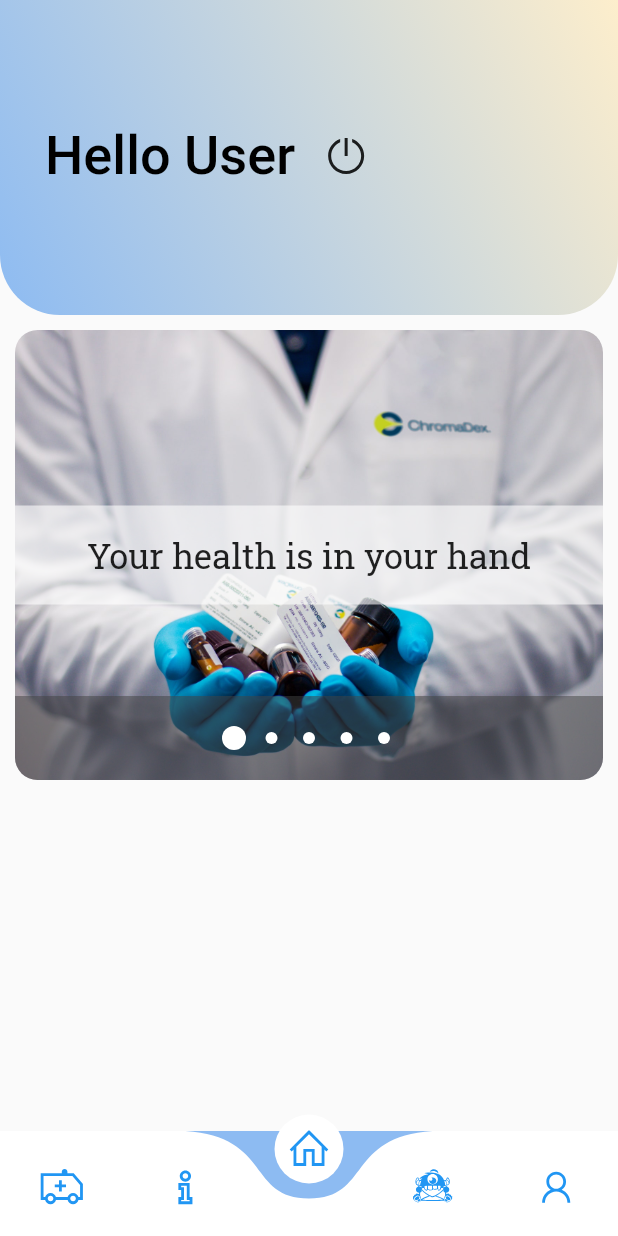
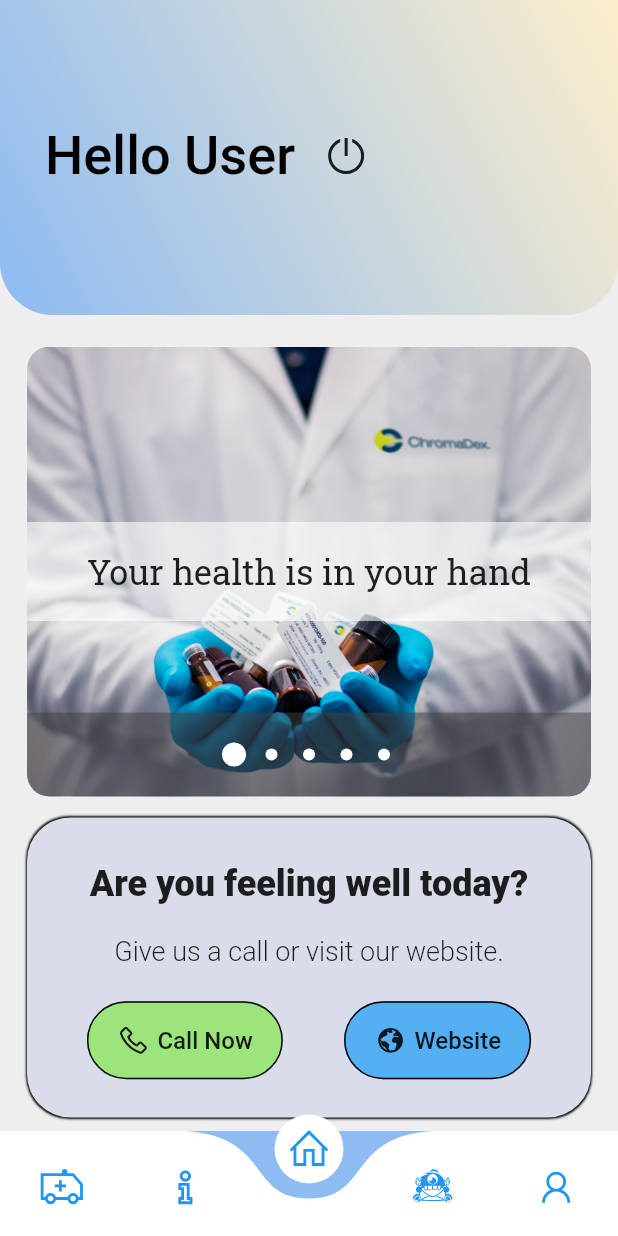
Before and after one commit to jemin007/mHealth, a Flutter app: the screen it shows once a user with an empty profile is signed in, item 3 of the bottom bar chosen, on a phone screen of 412 x 824 dp. Run offline on Flutter 3.47's test engine with Material 2 defaults, Android fonts, the phone set to English and light mode, and no system bars; drawn by our look-alikes of carousel_pro, curved_navigation_bar; our stand-ins replace cloud_firestore, firebase_auth, line_awesome_icons; accounts and stored records are empty.

Commit message:
dashboard complete

```diff
--- a/mhealth/lib/dashboard/dashboard.dart
+++ b/mhealth/lib/dashboard/dashboard.dart
@@ -50,6 +50,7 @@ class _DashboardState extends State<Dashboard> {
   Widget build(BuildContext context) {
 
       return Scaffold(
+        backgroundColor: Colors.grey[200],
         body: ListView(children: <Widget>[_showCurrent],),
       bottomNavigationBar: CurvedNavigationBar(
         backgroundColor: Color(0xff8dbbf2),
--- /dev/null
+++ b/mhealth/lib/pages/elements/call.dart
@@ -0,0 +1,127 @@
+import 'package:flutter/material.dart';
+import 'package:line_awesome_icons/line_awesome_icons.dart';
+import 'package:url_launcher/url_launcher.dart';
+
+class CallCard extends StatefulWidget {
+  @override
+  _CallCardState createState() => _CallCardState();
+}
+
+class _CallCardState extends State<CallCard> {
+  @override
+  Widget build(BuildContext context) {
+        return Container(
+          child: Column(
+            mainAxisAlignment: MainAxisAlignment.center,
+            crossAxisAlignment: CrossAxisAlignment.center,
+            children: <Widget>[
+              SizedBox(
+                height: 15,
+              ),
+              Text(
+                'Are you feeling well today?',
+                style: TextStyle(
+                  fontSize: 24.0,
+                  fontWeight: FontWeight.w800,
+                ),
+              ),
+              SizedBox(
+                height: 20.0,
+              ),
+              Text(
+                'Give us a call or visit our website.',
+                style: TextStyle(
+                  fontSize: 18.0,
+                  fontWeight: FontWeight.w300,
+                ),
+              ),
+              SizedBox(
+                height: 23.0,
+              ),
+              Row(
+                crossAxisAlignment: CrossAxisAlignment.center,
+                mainAxisAlignment: MainAxisAlignment.spaceAround,
+                children: <Widget>[
+                  FlatButton(
+                    padding: EdgeInsets.symmetric(horizontal: 20, vertical: 15),
+                    color: Color(0xff9ce47c),
+                    onPressed: () {
+                      final String phone = "4441577";
+                      launch('tel:$phone');
+                      print('here');
+                    },
+                    shape: RoundedRectangleBorder(
+                      side: BorderSide(color: Colors.black),
+                      borderRadius: BorderRadius.circular(50),
+                    ),
+                    child: Row(
+                      children: <Widget>[
+                        Icon(
+                          LineAwesomeIcons.phone,
+                          size: 22,
+                        ),
+                        SizedBox(
+                          width: 5.0,
+                        ),
+                        Text(
+                          'Call Now',
+                          style: TextStyle(
+                            fontSize: 16,
+                          ),
+                        ),
+                      ],
+                    ),
+                  ),
+                  SizedBox(
+                    width: 1.0,
+                  ),
+                  FlatButton(
+                    padding: EdgeInsets.symmetric(horizontal: 20, vertical: 15),
+                    color: Color(0xff54b0f3),
+                    onPressed: () {
+                      final String url = "https://softwarica.edu.np/";
+                      launch(url);
+                      print('here');
+                    },
+                    shape: RoundedRectangleBorder(
+                      side: BorderSide(color: Colors.black),
+                      borderRadius: BorderRadius.circular(50),
+                    ),
+                    child: Row(
+                      children: <Widget>[
+                        Icon(
+                          LineAwesomeIcons.globe,
+                          size: 22,
+                        ),
+                        SizedBox(
+                          width: 5.0,
+                        ),
+                        Text(
+                          'Website',
+                          style: TextStyle(
+                            fontSize: 16,
+                          ),
+                        ),
+                      ],
+                    ),
+                  ),
+                ],
+              )
+            ],
+          ),
+          height: 200,
+          width: 430,
+          padding: EdgeInsets.fromLTRB(30, 10, 30, 20),
+          decoration: BoxDecoration(
+              color: Color(0xffd8dde9),
+              borderRadius: BorderRadius.all(Radius.circular(29)),
+              boxShadow: [
+                BoxShadow(
+                  color: Colors.black,
+                  spreadRadius: 0.5,
+                  blurRadius: 0.5,
+                )
+              ]),
+        );
+  }
+}
--- a/mhealth/lib/pages/home.dart
+++ b/mhealth/lib/pages/home.dart
@@ -1,7 +1,9 @@
 import 'package:flutter/material.dart';
 import 'package:line_awesome_icons/line_awesome_icons.dart';
 import 'package:mhealth/helper/dialog_helper.dart';
+import 'package:mhealth/pages/elements/call.dart';
 import 'package:mhealth/pages/elements/image_carousel.dart';
+import 'package:mhealth/pages/elements/info_card.dart';
 
 
 class Home extends StatefulWidget {
@@ -54,13 +56,34 @@ class _HomeState extends State<Home> {
                     ],
                   ),
                 ),
-
-                Padding(
-                  padding: const EdgeInsets.only(top: 220.0, left: 10.0, right: 10.0),
-                  child: ImageCarousel(),
-                ),
               ],
             ),
+            SizedBox(height: 10.0,),
+            SingleChildScrollView(
+              scrollDirection: Axis.vertical,
+              child: Padding(padding: EdgeInsets.fromLTRB(8, 1, 8, 5),
+              child: Column(
+                mainAxisAlignment: MainAxisAlignment.start,
+                children: <Widget>[
+
+                  Padding(
+                  padding: const EdgeInsets.all(10),
+                  child: Column(
+                    children: <Widget>[
+                      ImageCarousel(),
+                      SizedBox(height: 14,),
+                      CallCard(),
+                      SizedBox(height: 14,),
+                      Infographics(),
+                    ],
+                  ),
+                ),
+
+                ],
+              ),
+              ),
+            ),
+
           ],
         ),
       ),
@@ -77,8 +100,8 @@ _backgroundCover() {
             end: Alignment.bottomLeft,
             colors: [Color(0xfffdeecc), Color(0xff8dbbf2)]),
         borderRadius: BorderRadius.only(
-          bottomLeft: Radius.circular(40),
-          bottomRight: Radius.circular(40),
+          bottomLeft: Radius.circular(35),
+          bottomRight: Radius.circular(35),
         )),
   );
 }
--- a/mhealth/pubspec.yaml
+++ b/mhealth/pubspec.yaml
@@ -39,6 +39,7 @@ dependencies:
   provider: ^4.1.3
   flutter_spinkit: "^4.1.2"
   carousel_pro: ^1.0.0
+  url_launcher: ^5.5.0
 
 
 
```
Also changed, not shown: mhealth/lib/home/login.dart (+5 -5 lines), mhealth/lib/pages/elements/info_card.dart (added, +79 -0 lines), mhealth/lib/pages/elements/textStyles.dart (added, +13 -0 lines), mhealth/assets/doc.png (added), mhealth/assets/wash.png (added), mhealth/pubspec.lock.
